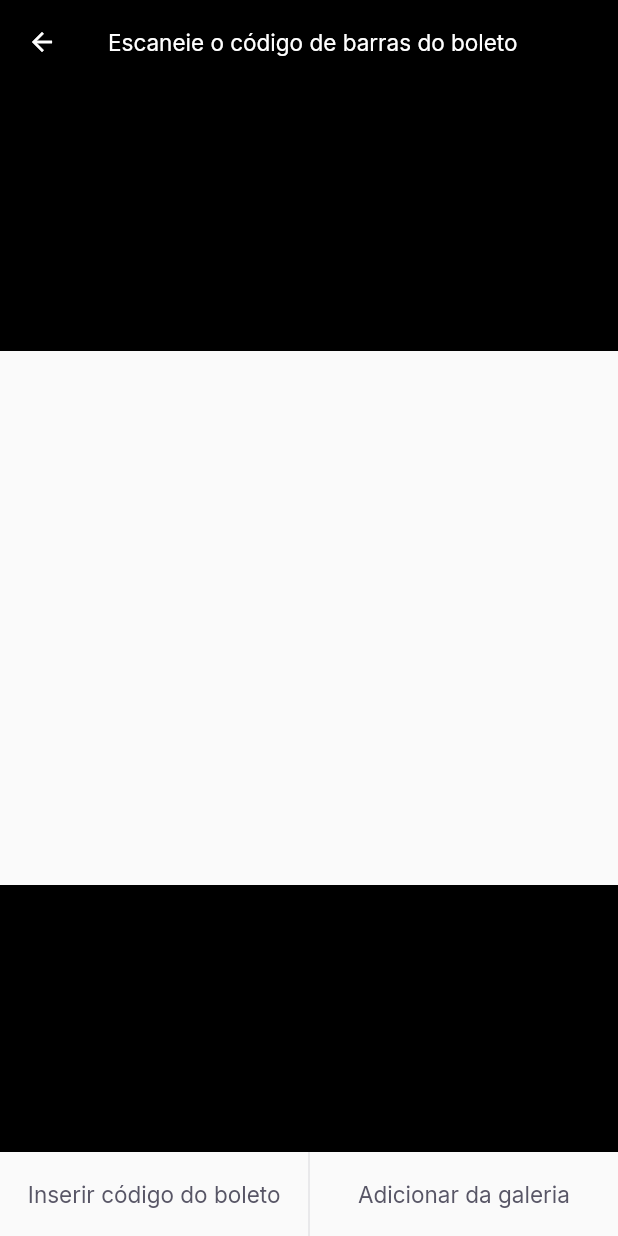
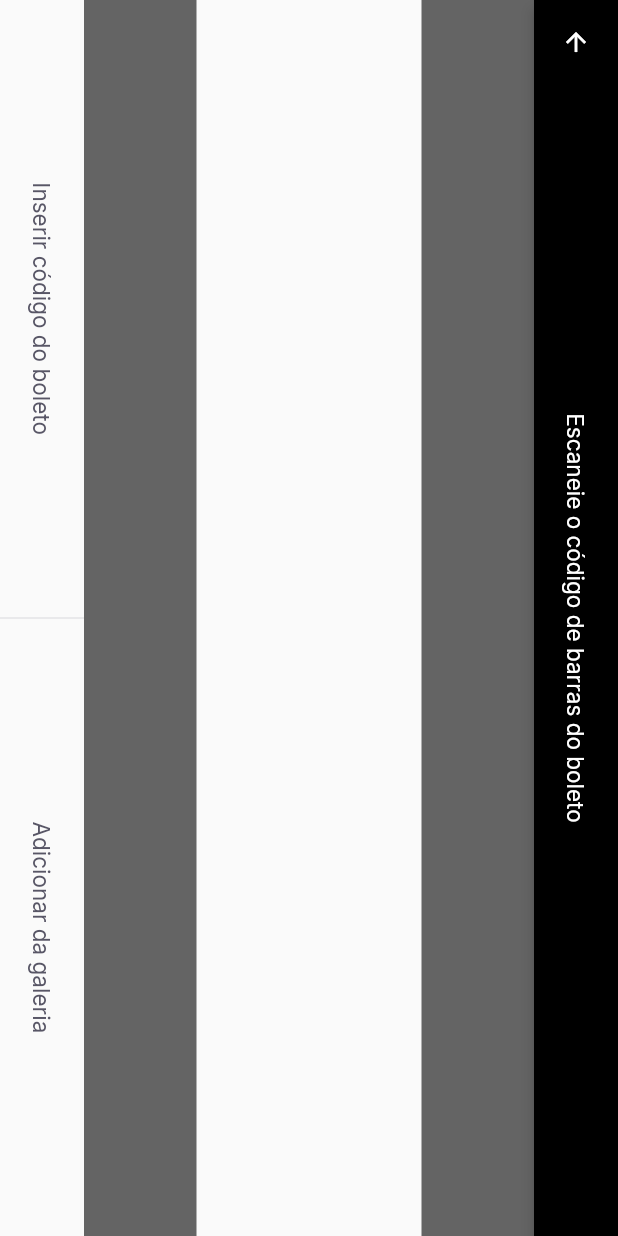
Before and after one commit to waitoair/PayFlow, a Flutter app: the BarcodeScannerPage screen opened by its route, on a phone screen of 412 x 824 dp. Run offline on Flutter 3.47's test engine with Material 2 defaults, Android fonts, the phone set to English and light mode, and no system bars; our stand-ins replace firebase_core, google_fonts, google_sign_in, shared_preferences; accounts and stored records are empty.

Commit message:
refactor: move SetLabelButtons to its own file

```diff
--- a/lib/modules/barcode_scanner/barcode_scanner.dart
+++ b/lib/modules/barcode_scanner/barcode_scanner.dart
@@ -1,7 +1,6 @@
 import 'package:flutter/material.dart';
-import 'package:payflow/shared/widgets/divider_vertical/divider_vertical_widget.dart';
-import 'package:payflow/shared/widgets/label_button/label_button.dart';
 import '../../shared/themes/app_text_styles.dart';
+import '../../shared/widgets/set_label_buttons/set_label_buttons.dart';
 
 
 class BarcodeScannerPage extends StatefulWidget {
@@ -14,13 +13,21 @@ class BarcodeScannerPage extends StatefulWidget {
 class _BarcodeScannerPageState extends State<BarcodeScannerPage> {
   @override
   Widget build(BuildContext context) {
-    return Scaffold(
+    return SafeArea(
+      top: true,
+      bottom: true,
+      left: true,
+      right: true,
+      child: RotatedBox(
+        quarterTurns: 1,
+        child: Scaffold(
           appBar: AppBar(
             backgroundColor: Colors.black,
             title: Text(
               "Escaneie o código de barras do boleto",
               style: TextStyles.buttonBackground,
             ),
+            centerTitle: true,
             leading: IconButton(
               color: Colors.white,
               icon: Icon(Icons.arrow_back),
@@ -34,7 +41,7 @@ class _BarcodeScannerPageState extends State<BarcodeScannerPage> {
             children: [
               Expanded(
                 child: Container(
-              color: Colors.black,
+                  color: Colors.black.withOpacity(0.6),
                 ),
               ),
               Expanded(
@@ -45,29 +52,17 @@ class _BarcodeScannerPageState extends State<BarcodeScannerPage> {
               ),
               Expanded(
                 child: Container(
-              color: Colors.black,
+                  color: Colors.black.withOpacity(0.6),
                 ),
               ),
             ],
           ),
-      bottomNavigationBar: Container(
-        height: 56,
-        child: Row(
-          children: [
-            Expanded(
-              child: LabelButton(
-                label: "Inserir código do boleto",
-                onPressed: () {},
+          bottomNavigationBar: SetLabelButtons(
+            primaryLabel: "Inserir código do boleto",
+            primaryOnPressed: () {},
+            secondaryLabel: "Adicionar da galeria",
+            secondaryOnPressed: () {},
           ),
-            ),
-            DividerVerticalWidget(),
-            Expanded(
-              child: LabelButton(
-                label: "Adicionar da galeria",
-                onPressed: () {},
-              ),
-            ),
-          ],
         ),
       ),
     );
--- /dev/null
+++ b/lib/shared/widgets/set_label_buttons/set_label_buttons.dart
@@ -0,0 +1,43 @@
+import 'package:flutter/material.dart';
+import '../divider_vertical/divider_vertical_widget.dart';
+import '../label_button/label_button.dart';
+
+
+class SetLabelButtons extends StatelessWidget {
+  final String primaryLabel;
+  final VoidCallback primaryOnPressed;
+  final String secondaryLabel;
+  final VoidCallback secondaryOnPressed;
+
+  const SetLabelButtons({
+    Key? key,
+    required this.primaryLabel,
+    required this.primaryOnPressed,
+    required this.secondaryLabel,
+    required this.secondaryOnPressed
+  }) : super(key: key);
+
+  @override
+  Widget build(BuildContext context) {
+    return Container(
+      height: 56,
+      child: Row(
+        children: [
+          Expanded(
+            child: LabelButton(
+              label: primaryLabel,
+              onPressed: primaryOnPressed,
+            ),
+          ),
+          DividerVerticalWidget(),
+          Expanded(
+            child: LabelButton(
+              label: secondaryLabel,
+              onPressed: secondaryOnPressed,
+            ),
+          ),
+        ],
+      ),
+    );
+  }
+}
```
Lines whose indentation alone changed are shown as unchanged.
